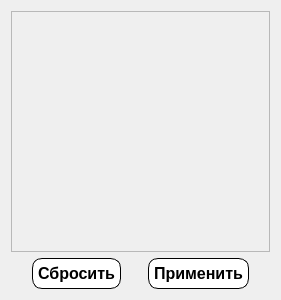
Qt form Gui/Filters/Admin/f_stuffuser.ui (MyEdit/Casino_Client) before a commit.
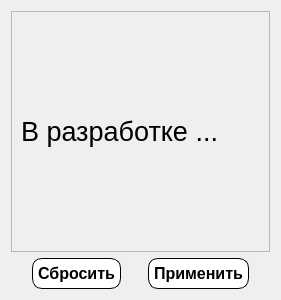
The same form after that commit.

What changed in the file:
```diff
--- a/Gui/Filters/Admin/f_stuffuser.ui
+++ b/Gui/Filters/Admin/f_stuffuser.ui
@@ -28,7 +28,21 @@
         <height>238</height>
        </rect>
       </property>
-      <layout class="QVBoxLayout" name="verticalLayout_2"/>
+      <layout class="QVBoxLayout" name="verticalLayout_2">
+       <item>
+        <widget class="QLabel" name="label">
+         <property name="font">
+          <font>
+           <family>Segoe UI</family>
+           <pointsize>20</pointsize>
+          </font>
+         </property>
+         <property name="text">
+          <string>В разработке ...</string>
+         </property>
+        </widget>
+       </item>
+      </layout>
      </widget>
     </widget>
    </item>
```
